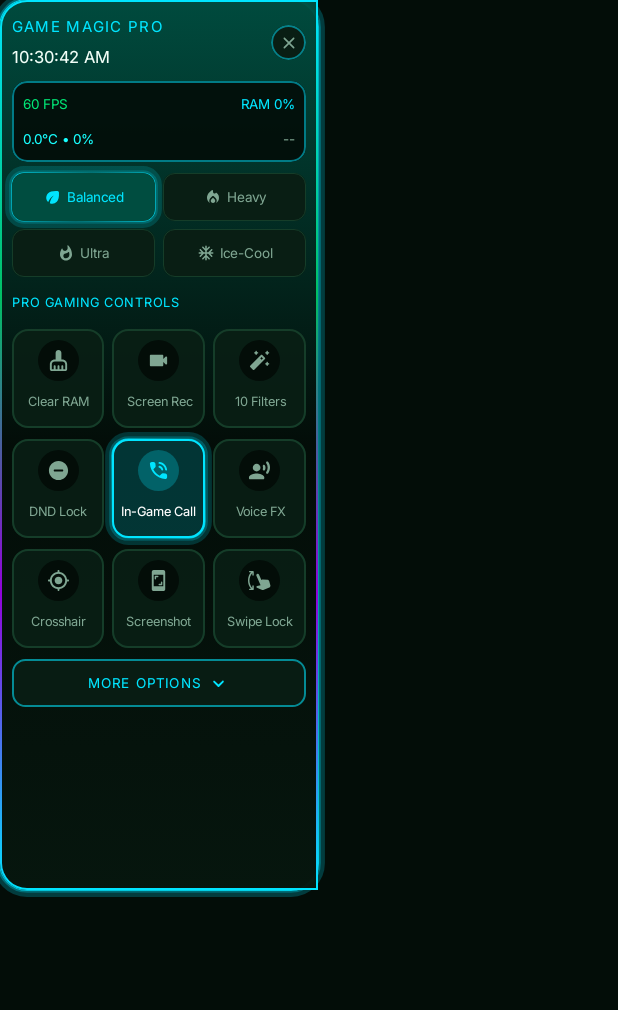
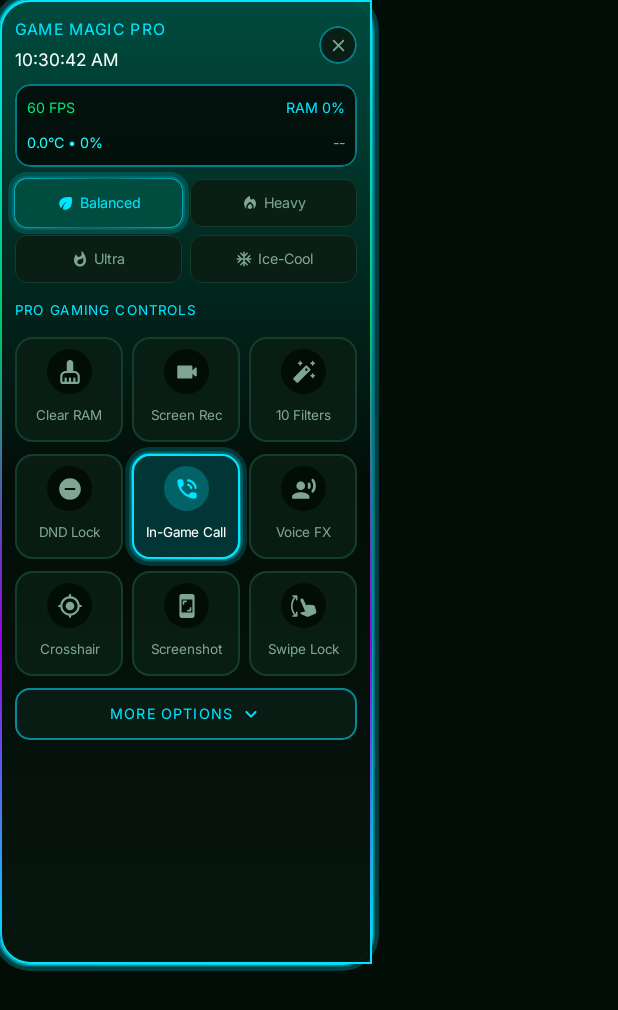
Before and after one commit to coolcrazy4419-ai/Game-magic, an Android app built with Jetpack Compose: the composable CompactSwipeUpSidebar called with empty values, on a phone screen of 412 x 824 dp. Shown: the top 1010 px of the screen. Run offline under Robolectric (Android 15) with nearby library versions, the phone set to English and light mode, and no system bars.

Commit message:
Update CompactDrawerUi.kt

```diff
--- a/app/src/main/java/com/example/ui/components/CompactDrawerUi.kt
+++ b/app/src/main/java/com/example/ui/components/CompactDrawerUi.kt
@@ -156,9 +156,9 @@ fun CompactSwipeUpSidebar(
     )
 
     val panelShape = if (settings.edgeOnLeft) {
-        RoundedCornerShape(topEnd = 18.dp, bottomEnd = 18.dp)
+        RoundedCornerShape(topEnd = 20.dp, bottomEnd = 20.dp)
     } else {
-        RoundedCornerShape(topStart = 18.dp, bottomStart = 18.dp)
+        RoundedCornerShape(topStart = 20.dp, bottomStart = 20.dp)
     }
 
     val crosshairColors = remember {
@@ -169,13 +169,13 @@ fun CompactSwipeUpSidebar(
         shape = panelShape,
         color = Color.Transparent,
         modifier = Modifier
-            .width(212.dp)
-            .fillMaxHeight(0.72f)
-            .darkNeonGlow(accent, cornerRadius = 18.dp, glowAlpha = 0.52f, strokeWidth = 1.4.dp)
+            .width(248.dp)
+            .fillMaxHeight(0.78f)
+            .darkNeonGlow(accent, cornerRadius = 20.dp, glowAlpha = 0.56f, strokeWidth = 1.5.dp)
             .border(
-                width = 1.2.dp,
+                width = 1.3.dp,
                 brush = Brush.verticalGradient(
-                    listOf(accent, EmeraldGlow.copy(alpha = 0.8f), HeavyPurpleGlow.copy(alpha = 0.85f), accent)
+                    listOf(accent, EmeraldGlow.copy(alpha = 0.85f), HeavyPurpleGlow.copy(alpha = 0.88f), accent)
                 ),
                 shape = panelShape
             )
@@ -233,9 +233,9 @@ fun CompactSwipeUpSidebar(
             Column(
                 modifier = Modifier
                     .fillMaxSize()
-                    .padding(horizontal = 8.dp, vertical = 8.dp)
+                    .padding(horizontal = 10.dp, vertical = 10.dp)
                     .verticalScroll(rememberScrollState()),
-                verticalArrangement = Arrangement.spacedBy(7.dp)
+                verticalArrangement = Arrangement.spacedBy(8.dp)
             ) {
                 TelemetryHeaderBlock(
                     settings = settings,
@@ -255,14 +255,14 @@ fun CompactSwipeUpSidebar(
                 Text(
                     text = "PRO GAMING CONTROLS",
                     color = accent,
-                    fontSize = 8.5.sp,
+                    fontSize = 9.sp,
                     fontWeight = FontWeight.ExtraBold,
                     letterSpacing = 0.8.sp
                 )
 
                 Row(
                     modifier = Modifier.fillMaxWidth(),
-                    horizontalArrangement = Arrangement.spacedBy(5.dp)
+                    horizontalArrangement = Arrangement.spacedBy(6.dp)
                 ) {
                     IconFeatureTile(
                         icon = Icons.Rounded.CleaningServices,
@@ -303,7 +303,7 @@ fun CompactSwipeUpSidebar(
                             .clip(RoundedCornerShape(10.dp))
                             .background(ObsidianCard.copy(alpha = 0.94f))
                             .border(0.85.dp, BalancedCyanGlow.copy(alpha = 0.55f), RoundedCornerShape(10.dp))
-                            .padding(6.dp),
+                            .padding(7.dp),
                         verticalArrangement = Arrangement.spacedBy(5.dp)
                     ) {
                         Text(
@@ -345,7 +345,7 @@ fun CompactSwipeUpSidebar(
                                             Text(
                                                 text = filter.label,
                                                 color = if (picked) Color.White else MagicTextSecondary,
-                                                fontSize = 8.5.sp,
+                                                fontSize = 9.sp,
                                                 fontWeight = if (picked) FontWeight.Bold else FontWeight.Medium,
                                                 maxLines = 1,
                                                 overflow = TextOverflow.Ellipsis
@@ -359,7 +359,7 @@ fun CompactSwipeUpSidebar(
                 }
                 Row(
                     modifier = Modifier.fillMaxWidth(),
-                    horizontalArrangement = Arrangement.spacedBy(5.dp)
+                    horizontalArrangement = Arrangement.spacedBy(6.dp)
                 ) {
                     IconFeatureTile(
                         icon = Icons.Rounded.DoNotDisturbOn,
@@ -393,7 +393,7 @@ fun CompactSwipeUpSidebar(
 
                 Row(
                     modifier = Modifier.fillMaxWidth(),
-                    horizontalArrangement = Arrangement.spacedBy(5.dp)
+                    horizontalArrangement = Arrangement.spacedBy(6.dp)
                 ) {
                     IconFeatureTile(
                         icon = Icons.Rounded.GpsFixed,
@@ -423,21 +423,21 @@ fun CompactSwipeUpSidebar(
 
                 Surface(
                     color = ObsidianCard.copy(alpha = 0.92f),
-                    shape = RoundedCornerShape(9.dp),
-                    border = BorderStroke(0.85.dp, accent.copy(alpha = 0.55f)),
+                    shape = RoundedCornerShape(10.dp),
+                    border = BorderStroke(0.9.dp, accent.copy(alpha = 0.55f)),
                     modifier = Modifier
                         .fillMaxWidth()
                         .clickable { showMoreSection = !showMoreSection }
                 ) {
                     Row(
-                        modifier = Modifier.padding(vertical = 6.dp, horizontal = 10.dp),
+                        modifier = Modifier.padding(vertical = 7.dp, horizontal = 10.dp),
                         horizontalArrangement = Arrangement.Center,
                         verticalAlignment = Alignment.CenterVertically
                     ) {
                         Text(
                             text = if (showMoreSection) "LESS OPTIONS" else "MORE OPTIONS",
                             color = accent,
-                            fontSize = 9.sp,
+                            fontSize = 9.5.sp,
                             fontWeight = FontWeight.ExtraBold,
                             letterSpacing = 0.8.sp
                         )
@@ -446,7 +446,7 @@ fun CompactSwipeUpSidebar(
                             imageVector = if (showMoreSection) Icons.Rounded.KeyboardArrowUp else Icons.Rounded.KeyboardArrowDown,
                             contentDescription = null,
                             tint = accent,
-                            modifier = Modifier.size(15.dp)
+                            modifier = Modifier.size(16.dp)
                         )
                     }
                 }
@@ -456,10 +456,10 @@ fun CompactSwipeUpSidebar(
                     enter = expandVertically(),
                     exit = shrinkVertically()
                 ) {
-                    Column(verticalArrangement = Arrangement.spacedBy(7.dp)) {
+                    Column(verticalArrangement = Arrangement.spacedBy(8.dp)) {
                         Row(
                             modifier = Modifier.fillMaxWidth(),
-                            horizontalArrangement = Arrangement.spacedBy(5.dp)
+                            horizontalArrangement = Arrangement.spacedBy(6.dp)
                         ) {
                             IconFeatureTile(
                                 icon = Icons.Rounded.Speed,
@@ -689,6 +689,7 @@ fun CompactSwipeUpSidebar(
         }
     }
 }
+
 @Composable
 private fun IconFeatureTile(
     icon: ImageVector,
@@ -699,14 +700,14 @@ private fun IconFeatureTile(
     onClick: () -> Unit
 ) {
     val tileModifier = if (active) {
-        modifier.darkNeonGlow(glowColor, cornerRadius = 11.dp, glowAlpha = 0.42f, strokeWidth = 1.dp)
+        modifier.darkNeonGlow(glowColor, cornerRadius = 12.dp, glowAlpha = 0.44f, strokeWidth = 1.dp)
     } else {
         modifier
     }
 
     Surface(
         color = if (active) glowColor.copy(alpha = 0.18f) else ObsidianCard.copy(alpha = 0.9f),
-        shape = RoundedCornerShape(11.dp),
+        shape = RoundedCornerShape(12.dp),
         border = BorderStroke(
             width = if (active) 1.dp else 0.7.dp,
             color = if (active) glowColor else ObsidianDivider
@@ -715,13 +716,13 @@ private fun IconFeatureTile(
     ) {
         Column(
             modifier = Modifier
-                .padding(vertical = 7.dp, horizontal = 4.dp),
+                .padding(vertical = 8.dp, horizontal = 4.dp),
             horizontalAlignment = Alignment.CenterHorizontally,
             verticalArrangement = Arrangement.spacedBy(4.dp)
         ) {
             Box(
                 modifier = Modifier
-                    .size(27.dp)
+                    .size(30.dp)
                     .clip(CircleShape)
                     .background(if (active) glowColor.copy(alpha = 0.25f) else ObsidianGreenBg),
                 contentAlignment = Alignment.Center
@@ -730,13 +731,13 @@ private fun IconFeatureTile(
                     imageVector = icon,
                     contentDescription = label,
                     tint = if (active) glowColor else MagicTextSecondary,
-                    modifier = Modifier.size(15.dp)
+                    modifier = Modifier.size(17.dp)
                 )
             }
             Text(
                 text = label,
                 color = if (active) Color.White else MagicTextSecondary,
-                fontSize = 8.5.sp,
+                fontSize = 9.sp,
                 fontWeight = if (active) FontWeight.Bold else FontWeight.Medium,
                 maxLines = 1,
                 overflow = TextOverflow.Ellipsis,
@@ -770,27 +771,27 @@ private fun TelemetryHeaderBlock(
                         else -> "GAME MAGIC PRO"
                     },
                     color = accent,
-                    fontSize = 10.sp,
+                    fontSize = 10.5.sp,
                     fontWeight = FontWeight.ExtraBold,
                     letterSpacing = 0.9.sp
                 )
                 Text(
                     text = clockText.ifEmpty { "--:--:--" },
                     color = MagicTextPrimary,
-                    fontSize = 11.sp,
+                    fontSize = 11.5.sp,
                     fontWeight = FontWeight.Bold
                 )
             }
             Box(
                 modifier = Modifier
-                    .size(23.dp)
+                    .size(25.dp)
                     .clip(CircleShape)
                     .background(ObsidianCard)
                     .border(0.75.dp, accent.copy(alpha = 0.5f), CircleShape)
                     .clickable { onClose() },
                 contentAlignment = Alignment.Center
             ) {
-                Icon(Icons.Rounded.Close, contentDescription = "Close Drawer", tint = MagicTextSecondary, modifier = Modifier.size(13.dp))
+                Icon(Icons.Rounded.Close, contentDescription = "Close Drawer", tint = MagicTextSecondary, modifier = Modifier.size(14.dp))
             }
         }
 
@@ -800,7 +801,7 @@ private fun TelemetryHeaderBlock(
                 .clip(RoundedCornerShape(10.dp))
                 .background(ObsidianGreenBg.copy(alpha = 0.9f))
                 .border(0.85.dp, accent.copy(alpha = 0.5f), RoundedCornerShape(10.dp))
-                .padding(horizontal = 7.dp, vertical = 5.dp),
+                .padding(horizontal = 8.dp, vertical = 6.dp),
             verticalArrangement = Arrangement.spacedBy(3.dp)
         ) {
             Row(Modifier.fillMaxWidth(), horizontalArrangement = Arrangement.SpaceBetween) {
@@ -910,7 +911,7 @@ private fun ModeThemePill(
             Text(
                 text = label,
                 color = if (selected) glowColor else MagicTextSecondary,
-                fontSize = 9.sp,
+                fontSize = 9.5.sp,
                 fontWeight = FontWeight.Bold,
                 maxLines = 1,
                 overflow = TextOverflow.Ellipsis
@@ -921,7 +922,7 @@ private fun ModeThemePill(
 
 @Composable
 private fun MiniStat(text: String, color: Color) {
-    Text(text = text, color = color, fontSize = 9.sp, fontWeight = FontWeight.Bold, maxLines = 1)
+    Text(text = text, color = color, fontSize = 9.5.sp, fontWeight = FontWeight.Bold, maxLines = 1)
 }
 
 @Composable
```
